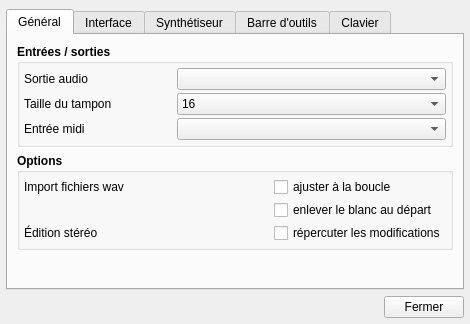
Old version of the form trunk/configuration/config.ui in the repository davy7125/polyphone.
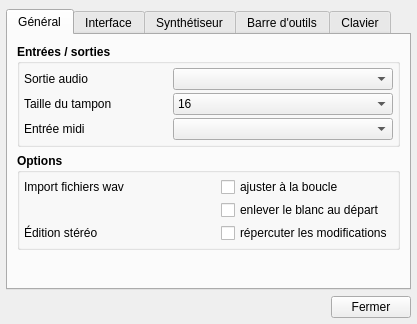
New version of the form. Icons and pictures are not drawn. Custom widgets are drawn as their Qt base class.

Diff of the .ui file:
```diff
--- a/trunk/configuration/config.ui
+++ b/trunk/configuration/config.ui
@@ -9,7 +9,7 @@
    <rect>
     <x>0</x>
     <y>0</y>
-    <width>470</width>
+    <width>417</width>
     <height>324</height>
    </rect>
   </property>
```
